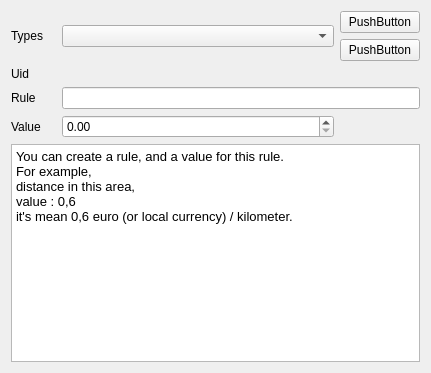
First picture: the form in plugins/accountplugin/preferences/distancerulespage.ui, repository FreeHealth/freehealth, before the edit.
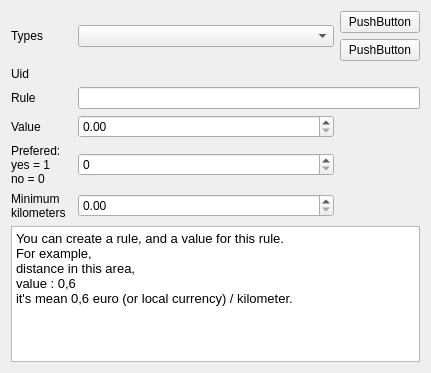
Second picture: the form after the edit.

What changed in the file:
```diff
--- a/plugins/accountplugin/preferences/distancerulespage.ui
+++ b/plugins/accountplugin/preferences/distancerulespage.ui
@@ -126,21 +126,44 @@
        </property>
       </widget>
      </item>
-     <item row="5" column="0" colspan="4">
+     <item row="6" column="0" colspan="4">
       <widget class="QTextBrowser" name="textBrowser">
        <property name="html">
         <string>&lt;!DOCTYPE HTML PUBLIC &quot;-//W3C//DTD HTML 4.0//EN&quot; &quot;http://www.w3.org/TR/REC-html40/strict.dtd&quot;&gt;
 &lt;html&gt;&lt;head&gt;&lt;meta name=&quot;qrichtext&quot; content=&quot;1&quot; /&gt;&lt;style type=&quot;text/css&quot;&gt;
 p, li { white-space: pre-wrap; }
-&lt;/style&gt;&lt;/head&gt;&lt;body style=&quot; font-family:'Lucida Grande'; font-size:13pt; font-weight:400; font-style:normal;&quot;&gt;
-&lt;p style=&quot; margin-top:0px; margin-bottom:0px; margin-left:0px; margin-right:0px; -qt-block-indent:0; text-indent:0px;&quot;&gt;&lt;span style=&quot; font-family:'Sans'; font-size:10pt;&quot;&gt;You can create a rule, and a value for this rule.&lt;/span&gt;&lt;/p&gt;
-&lt;p style=&quot; margin-top:0px; margin-bottom:0px; margin-left:0px; margin-right:0px; -qt-block-indent:0; text-indent:0px;&quot;&gt;&lt;span style=&quot; font-family:'Sans'; font-size:10pt;&quot;&gt;For example, &lt;/span&gt;&lt;/p&gt;
-&lt;p style=&quot; margin-top:0px; margin-bottom:0px; margin-left:0px; margin-right:0px; -qt-block-indent:0; text-indent:0px;&quot;&gt;&lt;span style=&quot; font-family:'Sans'; font-size:10pt;&quot;&gt;distance in this area,&lt;/span&gt;&lt;/p&gt;
-&lt;p style=&quot; margin-top:0px; margin-bottom:0px; margin-left:0px; margin-right:0px; -qt-block-indent:0; text-indent:0px;&quot;&gt;&lt;span style=&quot; font-family:'Sans'; font-size:10pt;&quot;&gt;value : 0,6 &lt;/span&gt;&lt;/p&gt;
-&lt;p style=&quot; margin-top:0px; margin-bottom:0px; margin-left:0px; margin-right:0px; -qt-block-indent:0; text-indent:0px;&quot;&gt;&lt;span style=&quot; font-family:'Sans'; font-size:10pt;&quot;&gt;it's mean 0,6 euro (or local currency) / kilometer.&lt;/span&gt;&lt;/p&gt;&lt;/body&gt;&lt;/html&gt;</string>
+&lt;/style&gt;&lt;/head&gt;&lt;body style=&quot; font-family:'Sans'; font-size:10pt; font-weight:400; font-style:normal;&quot;&gt;
+&lt;p style=&quot; margin-top:0px; margin-bottom:0px; margin-left:0px; margin-right:0px; -qt-block-indent:0; text-indent:0px;&quot;&gt;You can create a rule, and a value for this rule.&lt;/p&gt;
+&lt;p style=&quot; margin-top:0px; margin-bottom:0px; margin-left:0px; margin-right:0px; -qt-block-indent:0; text-indent:0px;&quot;&gt;For example, &lt;/p&gt;
+&lt;p style=&quot; margin-top:0px; margin-bottom:0px; margin-left:0px; margin-right:0px; -qt-block-indent:0; text-indent:0px;&quot;&gt;distance in this area,&lt;/p&gt;
+&lt;p style=&quot; margin-top:0px; margin-bottom:0px; margin-left:0px; margin-right:0px; -qt-block-indent:0; text-indent:0px;&quot;&gt;value : 0,6 &lt;/p&gt;
+&lt;p style=&quot; margin-top:0px; margin-bottom:0px; margin-left:0px; margin-right:0px; -qt-block-indent:0; text-indent:0px;&quot;&gt;it's mean 0,6 euro (or local currency) / kilometer.&lt;/p&gt;&lt;/body&gt;&lt;/html&gt;</string>
        </property>
       </widget>
      </item>
+     <item row="4" column="0">
+      <widget class="QLabel" name="preferedLabel">
+       <property name="text">
+        <string>Prefered: 
+yes = 1
+no = 0</string>
+       </property>
+      </widget>
+     </item>
+     <item row="4" column="2">
+      <widget class="QSpinBox" name="preferedSpinBox"/>
+     </item>
+     <item row="5" column="0">
+      <widget class="QLabel" name="minKmLabel">
+       <property name="text">
+        <string>Minimum
+kilometers</string>
+       </property>
+      </widget>
+     </item>
+     <item row="5" column="2">
+      <widget class="QDoubleSpinBox" name="minKmDoubleSpinBox"/>
+     </item>
     </layout>
    </item>
   </layout>
```
